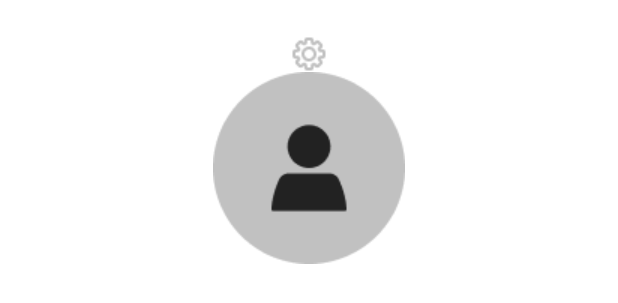
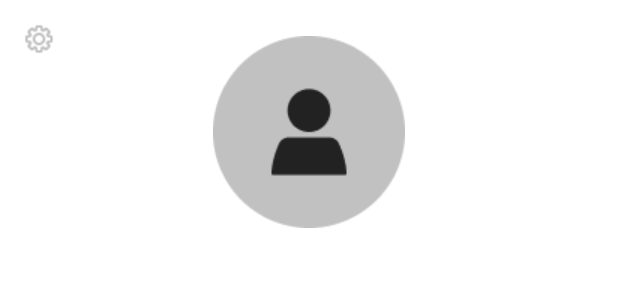
Before and after one commit to TeamZziririt/zziririt-AOS, an Android app built with Jetpack Compose: the @Preview function MyInfoScreenPreview, on a phone screen of 412 x 824 dp. Shown: the top 303 px of the screen. Run offline under Robolectric (Android 15) with nearby library versions, the phone set to English and light mode, and no system bars.

Commit message:
ZAOS-19 UI구현하였습니다

```diff
--- a/app/src/main/java/com/example/ziririt/presentation/my_info/MyInfoScreen.kt
+++ b/app/src/main/java/com/example/ziririt/presentation/my_info/MyInfoScreen.kt
@@ -2,6 +2,7 @@ package com.example.ziririt.presentation.my_info
 
 import androidx.compose.foundation.Image
 import androidx.compose.foundation.background
+import androidx.compose.foundation.clickable
 import androidx.compose.foundation.layout.Arrangement
 import androidx.compose.foundation.layout.Box
 import androidx.compose.foundation.layout.Column
@@ -38,6 +39,16 @@ fun MyInfoScreen() {
             modifier = Modifier
                 .fillMaxWidth(),
         ) {
+            Image(
+                painterResource(id = com.example.ziririt.R.drawable.profile_setting),
+                contentDescription = null,
+                modifier = Modifier
+                    .size(20.dp)
+//                    .align(Alignment)
+                    .clickable {
+                        // settingscreen으로 이동
+                    }
+            )
             // BoardScreen의 내용
             Column(
                 modifier = Modifier
@@ -46,10 +57,9 @@ fun MyInfoScreen() {
                 verticalArrangement = Arrangement.Center,
                 horizontalAlignment = Alignment.CenterHorizontally// Column 내 항목들 수직으로 가운데 정렬
             ) {
-                Image(
-                    painterResource(id = com.example.ziririt.R.drawable.profile_setting),
-                    contentDescription = null
-                )
+
+
+
                 Image(
                     painterResource(id = com.example.ziririt.R.drawable.profile_image),
                     contentDescription = null
@@ -68,14 +78,15 @@ fun MyInfoScreen() {
             .fillMaxWidth()
             .padding(top = 16.dp),
             contentAlignment = Alignment.CenterStart) {
-            Column {
+            Column(modifier = Modifier
+                .padding(bottom = 8.dp)) {
                 Text(text = "나의 찌리릿", color = Color.White, fontSize = 24.sp, fontWeight = FontWeight.Bold)
                 Row {
                     Image(
                         painterResource(id = com.example.ziririt.R.drawable.profile__mypost),
                         contentDescription = null,
                         contentScale = ContentScale.Fit,
-                        modifier = Modifier.size(24.dp),
+                        modifier = Modifier.size(20.dp),
                     )
                     Text(text = "내가 작성한 게시글", color = Color.White)
                 } // row1
@@ -85,7 +96,7 @@ fun MyInfoScreen() {
                         painterResource(id = com.example.ziririt.R.drawable.profile_mycomment),
                         contentDescription = null,
                         contentScale = ContentScale.Fit,
-                        modifier = Modifier.size(24.dp),
+                        modifier = Modifier.size(20.dp),
                     )
                     Text(text = "내가 작성한 댓글", color = Color.White)
                 } // row2
@@ -95,7 +106,7 @@ fun MyInfoScreen() {
                         painterResource(id = com.example.ziririt.R.drawable.profile_fire),
                         contentDescription = null,
                         contentScale = ContentScale.Fit,
-                        modifier = Modifier.size(24.dp),
+                        modifier = Modifier.size(20.dp),
                     )
                     Text(text = "내가 찌리릿한 게시글", color = Color.White)
                 } // row3
@@ -105,7 +116,7 @@ fun MyInfoScreen() {
                         painterResource(id = com.example.ziririt.R.drawable.profile_favorite),
                         contentDescription = null,
                         contentScale = ContentScale.Fit,
-                        modifier = Modifier.size(24.dp),
+                        modifier = Modifier.size(20.dp),
                     )
                     Text(text = "내가 찌리릿한 댓글", color = Color.White)
                 } // row4
@@ -119,7 +130,8 @@ fun MyInfoScreen() {
             .fillMaxWidth()
             .padding(top = 16.dp),
             contentAlignment = Alignment.CenterStart) {
-            Column {
+            Column(modifier = Modifier
+                .padding(bottom = 8.dp)) {
                 Text(text = "찌리릿 소식", color = Color.White, fontSize = 24.sp, fontWeight = FontWeight.Bold)
 
                 Row {
@@ -127,7 +139,7 @@ fun MyInfoScreen() {
                         painterResource(id = com.example.ziririt.R.drawable.profile_notice),
                         contentDescription = null,
                         contentScale = ContentScale.Fit,
-                        modifier = Modifier.size(24.dp),
+                        modifier = Modifier.size(20.dp),
                     )
                     Text(text = "공지사항", color = Color.White)
                 } // row1
@@ -137,7 +149,7 @@ fun MyInfoScreen() {
                         painterResource(id = com.example.ziririt.R.drawable.profile_event),
                         contentDescription = null,
                         contentScale = ContentScale.Fit,
-                        modifier = Modifier.size(24.dp),
+                        modifier = Modifier.size(20.dp),
                     )
                     Text(text = "이벤트", color = Color.White)
                 } // row2
@@ -147,14 +159,17 @@ fun MyInfoScreen() {
                         painterResource(id = com.example.ziririt.R.drawable.profile_iconshop),
                         contentDescription = null,
                         contentScale = ContentScale.Fit,
-                        modifier = Modifier.size(24.dp),
+                        modifier = Modifier.size(20.dp),
                     )
                     Text(text = "아이콘샵", color = Color.White)
+                    Spacer(modifier = Modifier.width(5.dp))
                 } // row 3
 
-                Text(text = "약관 및 정책", color = Color.White, fontSize = 24.sp, fontWeight = FontWeight.Bold)
+                Text(text = "약관 및 정책", color = Color.White, fontSize = 24.sp, fontWeight = FontWeight.Bold,
+                    modifier = Modifier
+                        .padding(bottom = 8.dp))
 
-                Text(text = "건의 / 신고", color = Color.White, fontSize = 24.sp, fontWeight = FontWeight.Bold)
+                Text(text = "건의 / 신고", color = Color.White, fontSize = 24.sp, fontWeight = FontWeight.Bold,)
             }
 
         } // box3
```
Also changed, not shown: app/src/main/java/com/example/ziririt/presentation/my_info/ProfileSetting.kt (+17 -7 lines), app/src/main/java/com/example/ziririt/presentation/my_info/SettingScreen.kt (+34 -4 lines), app/src/main/java/com/example/ziririt/presentation/steamer/StreamerBoardApply.kt (+32 -13 lines).
